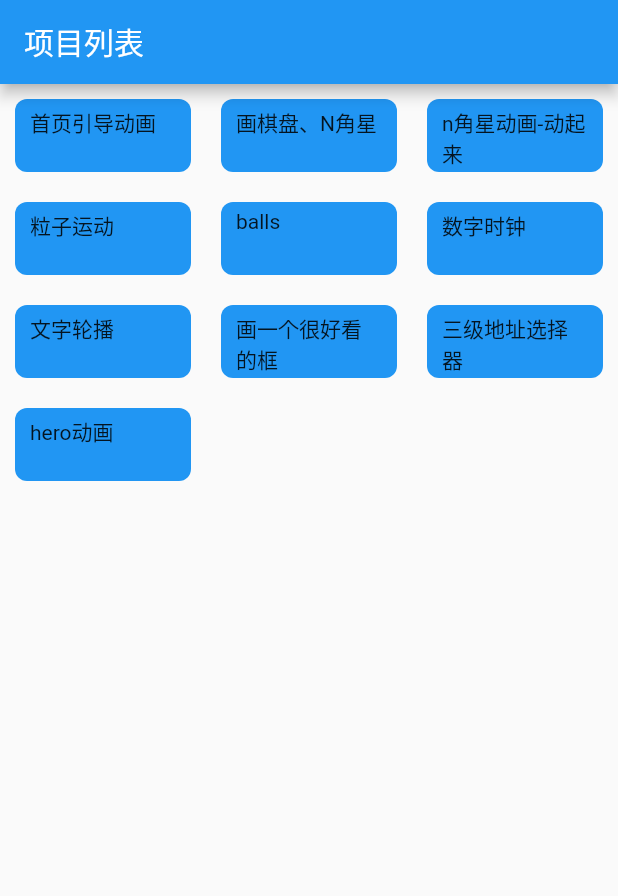
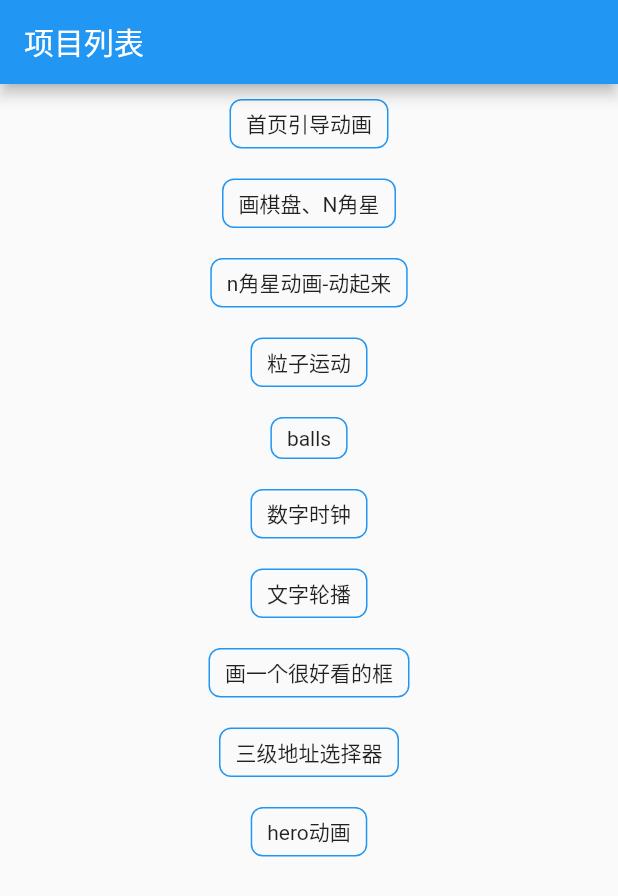
Before and after one commit to 015-Michelle/funny_demo, a Flutter app: the screen it shows after launch, on a phone screen of 412 x 824 dp. Shown: the top 896 px of the screen. Run offline on Flutter 3.47's test engine with Material 2 defaults, Android fonts, the phone set to English and light mode, and no system bars; our stand-ins replace dotted_border, fluro, marquee; missing offline and left inert: city_pickers.

Commit message:
modify ui

```diff
--- a/lib/home_page.dart
+++ b/lib/home_page.dart
@@ -1,7 +1,4 @@
-import 'dart:async';
-
 import 'package:flutter/material.dart';
-import 'package:marquee/marquee.dart';
 import 'package:myproject/widgets/ball_run_view_page.dart';
 import 'package:myproject/widgets/draw_chessboard_page.dart';
 import 'package:myproject/widgets/hero_test.dart';
@@ -22,27 +19,8 @@ class HomePage extends StatefulWidget {
 }
 
 class _HomePageState extends State<HomePage> {
-  GlobalKey _globalKey = GlobalKey();
-  late ScrollController _scrollController;
-  int index = 0;
   @override
   void initState() {
-    WidgetsBinding? widgetsBinding = WidgetsBinding.instance;
-    widgetsBinding!.addPostFrameCallback((timeStamp) {
-      Timer.periodic(Duration(seconds: 3), (timer) {
-        index += (_globalKey.currentContext == null || _globalKey.currentContext!.size == null)
-            ? 0
-            : _globalKey.currentContext!.size!.height.toInt();
-        _scrollController.animateTo(index.toDouble(),
-            duration: Duration(seconds: 2), curve: Curves.ease);
-        if ((index - _globalKey.currentContext!.size!.height.toInt()).toDouble() >
-            _scrollController.position.maxScrollExtent) {
-          _scrollController.jumpTo(0);
-          index = 0;
-        }
-      });
-    });
-    _scrollController = ScrollController(initialScrollOffset: 0);
     super.initState();
   }
 
@@ -53,19 +31,15 @@ class _HomePageState extends State<HomePage> {
         title: Text("项目列表"),
       ),
       body: Center(
-        child: GridView.count(
-          // gridDelegate:
-          //     SliverGridDelegateWithFixedCrossAxisCount(crossAxisCount: 3, childAspectRatio: 2,ite),
-          crossAxisCount: 3,
-          childAspectRatio: 2.0,
+        child: Column(
           children: [
             itemGuide('首页引导动画', HomeIndicatorPage()),
             itemGuide('画棋盘、N角星', ChessBoardPage()),
             itemGuide('n角星动画-动起来', AnimateNStar()),
-            itemGuide('粒子运动                      ', BallRunPage()),
-            itemGuide('balls                        ', BallsRunPage()),
-            itemGuide('数字时钟                         ', NumClockPage()),
-            itemGuide('文字轮播                            ', MarqueePage()),
+            itemGuide('粒子运动', BallRunPage()),
+            itemGuide('balls', BallsRunPage()),
+            itemGuide('数字时钟', NumClockPage()),
+            itemGuide('文字轮播', MarqueePage()),
             itemGuide('画一个很好看的框', BorderWithWave()),
             itemGuide('三级地址选择器', AddressPickerPage()),
             itemGuide('hero动画', HeroTest()),
@@ -77,7 +51,6 @@ class _HomePageState extends State<HomePage> {
 
   @override
   void dispose() {
-    _scrollController.dispose();
     super.dispose();
   }
 
@@ -89,26 +62,10 @@ class _HomePageState extends State<HomePage> {
       child: Container(
         margin: const EdgeInsets.all(10),
         padding: const EdgeInsets.fromLTRB(10, 5, 10, 5),
-        // child: Marquee(
-        //   style: TextStyle(fontWeight: FontWeight.bold, color: Colors.white),
-        //   scrollAxis: Axis.horizontal,
-        //   blankSpace: 20.0,
-        //   velocity: 100.0,
-        //   pauseAfterRound: Duration(seconds: 2),
-        //   startPadding: 10.0,
-        //   accelerationDuration: Duration(seconds: 1),
-        //   accelerationCurve: Curves.linear,
-        //   decelerationDuration: Duration(milliseconds: 500),
-        //   decelerationCurve: Curves.easeOut,
-        //   text: text,
-        //   showFadingOnlyWhenScrolling: true,
-        //   fadingEdgeStartFraction: 0.1,
-        //   fadingEdgeEndFraction: 0.1,
-        //   numberOfRounds: 3,
-        // ),
         child: Text(text),
-        decoration:
-            BoxDecoration(color: Colors.blue, borderRadius: BorderRadius.all(Radius.circular(8))),
+        decoration: BoxDecoration(
+            borderRadius: BorderRadius.all(Radius.circular(8)),
+            border: Border.all(color: Colors.blue)),
       ),
     );
   }
```
Also changed, not shown: lib/common/ui/common_app_bar.dart (+32 -0 lines), lib/widgets/nice_border_with_wave.dart (+12 -9 lines), pubspec.lock.
